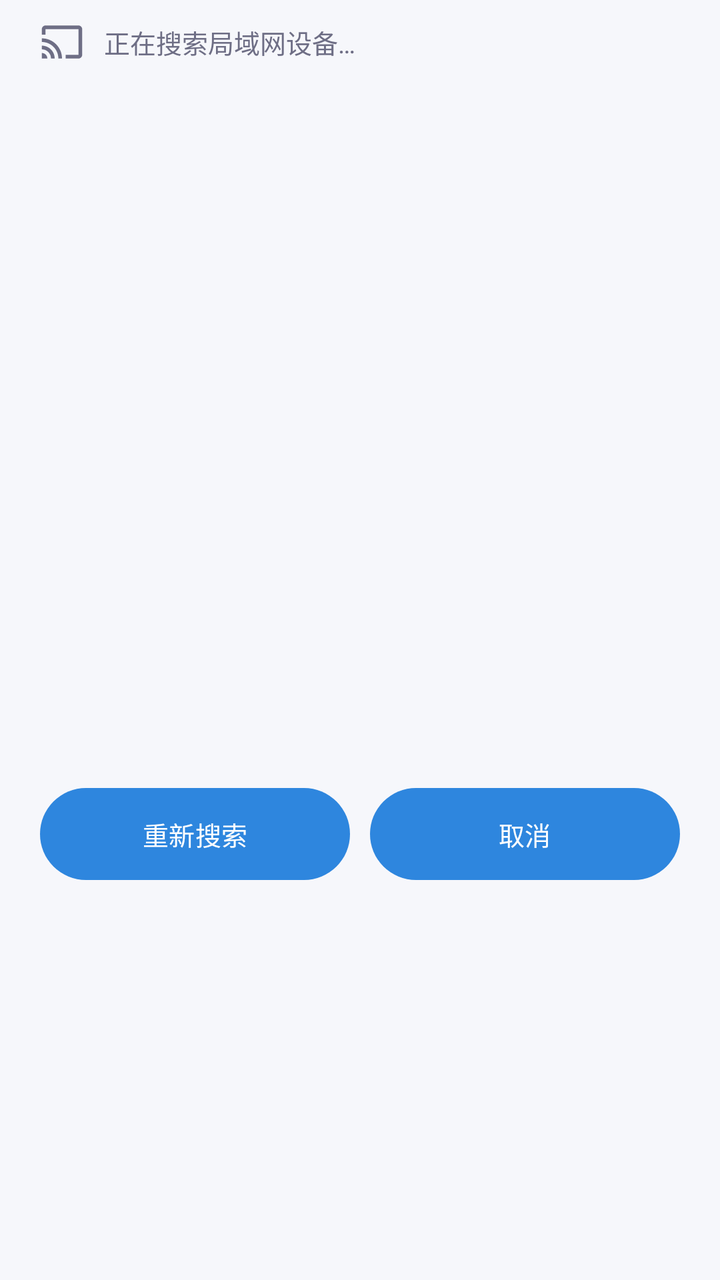
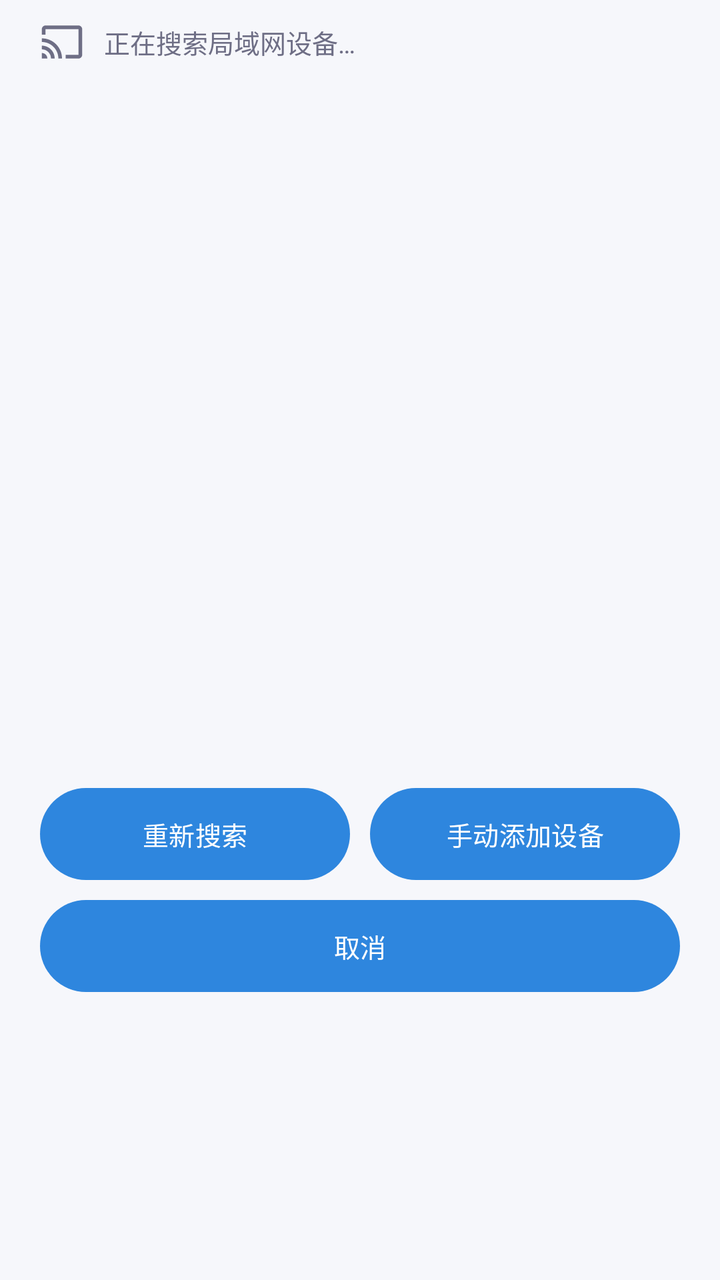

Screens rendered from an Android XML layout before and after an edit, with the pre-edit source and the edit as a unified diff.
<!-- AndroidManifest.xml: application theme Theme.ETCAS -->
<!-- res/layout/dialog_device_list.xml -->
<?xml version="1.0" encoding="utf-8"?>
<LinearLayout xmlns:android="http://schemas.android.com/apk/res/android"
    android:layout_width="match_parent"
    android:layout_height="wrap_content"
    android:orientation="vertical"
    android:paddingLeft="20dp"
    android:paddingRight="20dp"
    android:paddingTop="4dp"
    android:paddingBottom="8dp">

    <LinearLayout
        android:layout_width="match_parent"
        android:layout_height="wrap_content"
        android:gravity="center_vertical"
        android:orientation="horizontal"
        android:paddingTop="6dp"
        android:paddingBottom="10dp">

        <ImageView
            android:id="@+id/iv_dialog_icon"
            android:layout_width="22dp"
            android:layout_height="22dp"
            android:contentDescription="@string/btn_cast"
            android:src="@drawable/ic_cast" />

        <TextView
            android:id="@+id/tv_searching"
            android:layout_width="0dp"
            android:layout_height="wrap_content"
            android:layout_marginLeft="10dp"
            android:layout_weight="1"
            android:text="@string/searching_text"
            android:textColor="@color/text_secondary"
            android:textSize="13sp" />

        <ProgressBar
            android:id="@+id/pb_search"
            android:layout_width="22dp"
            android:layout_height="22dp"
            android:indeterminate="true" />
    </LinearLayout>

    <LinearLayout
        android:id="@+id/panel_empty"
        android:layout_width="match_parent"
        android:layout_height="wrap_content"
        android:gravity="center"
        android:orientation="vertical"
        android:paddingTop="26dp"
        android:paddingBottom="26dp"
        android:visibility="gone">

        <ImageView
            android:layout_width="56dp"
            android:layout_height="56dp"
            android:alpha="0.5"
            android:contentDescription="@string/no_device"
            android:src="@drawable/ic_cast" />

        <TextView
            android:id="@+id/tv_empty"
            android:layout_width="wrap_content"
            android:layout_height="wrap_content"
            android:layout_marginTop="14dp"
            android:text="@string/no_device"
            android:textColor="@color/text_primary"
            android:textSize="15sp"
            android:textStyle="bold" />

        <TextView
            android:id="@+id/tv_hint"
            android:layout_width="match_parent"
            android:layout_height="wrap_content"
            android:layout_marginTop="6dp"
            android:gravity="center"
            android:text="@string/no_device_hint"
            android:textColor="@color/text_secondary"
            android:textSize="12sp" />
    </LinearLayout>

    <ListView
        android:id="@+id/list_devices"
        android:layout_width="match_parent"
        android:layout_height="340dp"
        android:divider="@color/divider"
        android:dividerHeight="1dp" />

    <LinearLayout
        android:layout_width="match_parent"
        android:layout_height="wrap_content"
        android:layout_marginTop="12dp"
        android:gravity="end"
        android:orientation="horizontal">

        <com.google.android.material.button.MaterialButton
            android:id="@+id/btn_refresh"
            android:layout_width="0dp"
            android:layout_height="46dp"
            android:layout_marginRight="10dp"
            android:layout_weight="1"
            android:insetTop="0dp"
            android:insetBottom="0dp"
            android:tag="chip"
            android:text="@string/discover_again"
            android:textSize="13sp" />

        <com.google.android.material.button.MaterialButton
            android:id="@+id/btn_cancel"
            android:layout_width="0dp"
            android:layout_height="46dp"
            android:layout_weight="1"
            android:insetTop="0dp"
            android:insetBottom="0dp"
            android:tag="accent"
            android:text="@string/cancel"
            android:textSize="13sp" />
    </LinearLayout>
</LinearLayout>
<!-- resources referenced by this layout -->
<resources>
  <color name="divider">#E6E6F0</color>
  <color name="text_primary">#1A1A2E</color>
  <color name="text_secondary">#6E6E85</color>
  <!-- drawable ic_cast (drawable) -->
  <?xml version="1.0" encoding="utf-8"?>
  <vector xmlns:android="http://schemas.android.com/apk/res/android"
      android:width="24dp" android:height="24dp"
      android:viewportWidth="24" android:viewportHeight="24"
      android:tint="?attr/colorControlNormal">
      <path android:fillColor="#FFFFFF"
          android:pathData="M1,18v3h3c0,-1.66 -1.34,-3 -3,-3zM1,14v2c2.76,0 5,2.24 5,5h2c0,-3.87 -3.13,-7 -7,-7zM1,10v2c4.97,0 9,4.03 9,9h2c0,-6.08 -4.92,-11 -11,-11zM21,3H3c-1.1,0 -2,0.9 -2,2v3h2L3,5h18v14h-7v2h7c1.1,0 2,-0.9 2,-2L23,5c0,-1.1 -0.9,-2 -2,-2z"/>
  </vector>
  <string name="btn_cast">投 屏</string>
  <string name="cancel">取消</string>
  <string name="discover_again">重新搜索</string>
  <string name="no_device">未发现可投屏设备</string>
  <string name="no_device_hint">请确认手机与设备在同一 Wi-Fi，并开启设备的投屏 / DLNA 功能</string>
  <string name="searching_text">正在搜索局域网设备…</string>
  <style name="Theme.ETCAS" parent="Theme.Material3.DayNight.NoActionBar">
          <item name="android:windowBackground">@color/bg</item>
          <item name="android:statusBarColor">@color/status_bar</item>
          <item name="android:navigationBarColor">@color/bg</item>
          <item name="colorPrimary">@color/accent_sea</item>
          <item name="colorPrimaryDark">@color/accent_sea_deep</item>
          <item name="colorAccent">@color/accent_sea</item>
          <item name="android:textColorPrimary">@color/text_primary</item>
          <item name="android:textColorSecondary">@color/text_secondary</item>
          <item name="android:windowLightStatusBar">true</item>
      </style>
  <color name="bg">#F6F7FB</color>
  <color name="status_bar">#F6F7FB</color>
  <color name="accent_sea">#2E86DE</color>
  <color name="accent_sea_deep">#1B5FA8</color>
</resources>

<!-- the commit's change to res/layout/dialog_device_list.xml (unified diff, before → after) -->
@@ -89,7 +89,6 @@
         android:layout_width="match_parent"
         android:layout_height="wrap_content"
         android:layout_marginTop="12dp"
-        android:gravity="end"
         android:orientation="horizontal">
 
         <com.google.android.material.button.MaterialButton
@@ -105,14 +104,25 @@
             android:textSize="13sp" />
 
         <com.google.android.material.button.MaterialButton
-            android:id="@+id/btn_cancel"
+            android:id="@+id/btn_manual"
             android:layout_width="0dp"
             android:layout_height="46dp"
             android:layout_weight="1"
             android:insetTop="0dp"
             android:insetBottom="0dp"
-            android:tag="accent"
-            android:text="@string/cancel"
+            android:tag="chip"
+            android:text="@string/manual_add"
             android:textSize="13sp" />
     </LinearLayout>
+
+    <com.google.android.material.button.MaterialButton
+        android:id="@+id/btn_cancel"
+        android:layout_width="match_parent"
+        android:layout_height="46dp"
+        android:layout_marginTop="10dp"
+        android:insetTop="0dp"
+        android:insetBottom="0dp"
+        android:tag="accent"
+        android:text="@string/cancel"
+        android:textSize="13sp" />
 </LinearLayout>
<!-- resource entries referenced after the edit -->
@@ -15,6 +15,7 @@
   <string name="btn_cast">投 屏</string>
   <string name="cancel">取消</string>
   <string name="discover_again">重新搜索</string>
+  <string name="manual_add">手动添加设备</string>
   <string name="no_device">未发现可投屏设备</string>
   <string name="no_device_hint">请确认手机与设备在同一 Wi-Fi，并开启设备的投屏 / DLNA 功能</string>
   <string name="searching_text">正在搜索局域网设备…</string>
